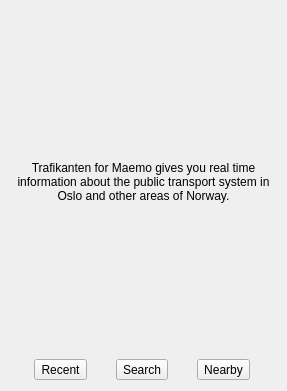
Old version of the form trafikantenwindow.ui in the repository dragly/trafikanten-maemo.
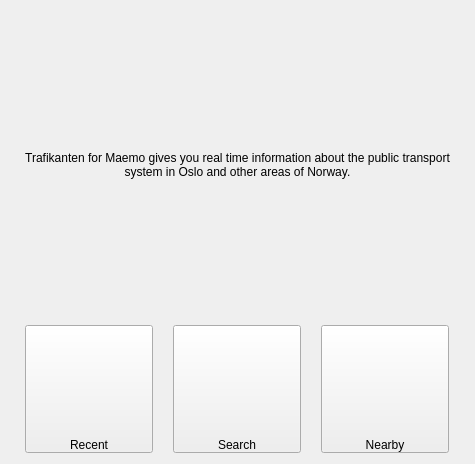
New version of the form. Icons and pictures are not drawn.

Patch:
```diff
--- a/trafikantenwindow.ui
+++ b/trafikantenwindow.ui
@@ -6,8 +6,8 @@
    <rect>
     <x>0</x>
     <y>0</y>
-    <width>287</width>
-    <height>391</height>
+    <width>475</width>
+    <height>464</height>
    </rect>
   </property>
   <property name="windowTitle">
@@ -57,45 +57,87 @@
     <item>
      <layout class="QHBoxLayout" name="horizontalLayout">
       <item>
-       <widget class="QToolButton" name="btnRecent">
+       <widget class="QPushButton" name="btnRecent">
+        <property name="minimumSize">
+         <size>
+          <width>128</width>
+          <height>128</height>
+         </size>
+        </property>
+        <property name="maximumSize">
+         <size>
+          <width>128</width>
+          <height>128</height>
+         </size>
+        </property>
+        <property name="styleSheet">
+         <string notr="true">QPushButton {
+border-image: url(:/images/recent.png);
+text-align: bottom center;
+}
+QPushButton::pressed {
+border-image: url(:/images/recent-pressed.png);
+}</string>
+        </property>
         <property name="text">
          <string>Recent</string>
         </property>
-        <property name="icon">
-         <iconset resource="trafikanten.qrc">
-          <normaloff>:/images/recent.png</normaloff>:/images/recent.png</iconset>
-        </property>
-        <property name="toolButtonStyle">
-         <enum>Qt::ToolButtonTextUnderIcon</enum>
-        </property>
        </widget>
       </item>
       <item>
-       <widget class="QToolButton" name="btnSearch">
+       <widget class="QPushButton" name="btnSearch">
+        <property name="minimumSize">
+         <size>
+          <width>128</width>
+          <height>128</height>
+         </size>
+        </property>
+        <property name="maximumSize">
+         <size>
+          <width>128</width>
+          <height>128</height>
+         </size>
+        </property>
+        <property name="styleSheet">
+         <string notr="true">QPushButton {
+border-image: url(:/images/search.png);
+text-align: bottom center;
+}
+QPushButton::pressed {
+border-image: url(:/images/search-pressed.png);
+}</string>
+        </property>
         <property name="text">
          <string>Search</string>
         </property>
-        <property name="icon">
-         <iconset resource="trafikanten.qrc">
-          <normaloff>:/images/search.png</normaloff>:/images/search.png</iconset>
-        </property>
-        <property name="toolButtonStyle">
-         <enum>Qt::ToolButtonTextUnderIcon</enum>
-        </property>
        </widget>
       </item>
       <item>
-       <widget class="QToolButton" name="btnNearby">
+       <widget class="QPushButton" name="btnNearby">
+        <property name="minimumSize">
+         <size>
+          <width>128</width>
+          <height>128</height>
+         </size>
+        </property>
+        <property name="maximumSize">
+         <size>
+          <width>128</width>
+          <height>128</height>
+         </size>
+        </property>
+        <property name="styleSheet">
+         <string notr="true">QPushButton {
+border-image: url(:/images/gps.png);
+text-align: bottom center;
+}
+QPushButton::pressed {
+border-image: url(:/images/gps-pressed.png);
+}</string>
+        </property>
         <property name="text">
          <string>Nearby</string>
         </property>
-        <property name="icon">
-         <iconset resource="trafikanten.qrc">
-          <normaloff>:/images/gps.png</normaloff>:/images/gps.png</iconset>
-        </property>
-        <property name="toolButtonStyle">
-         <enum>Qt::ToolButtonTextUnderIcon</enum>
-        </property>
        </widget>
       </item>
      </layout>
```
Left out of the diff: 4 changed lines with no effect on the pictures.
